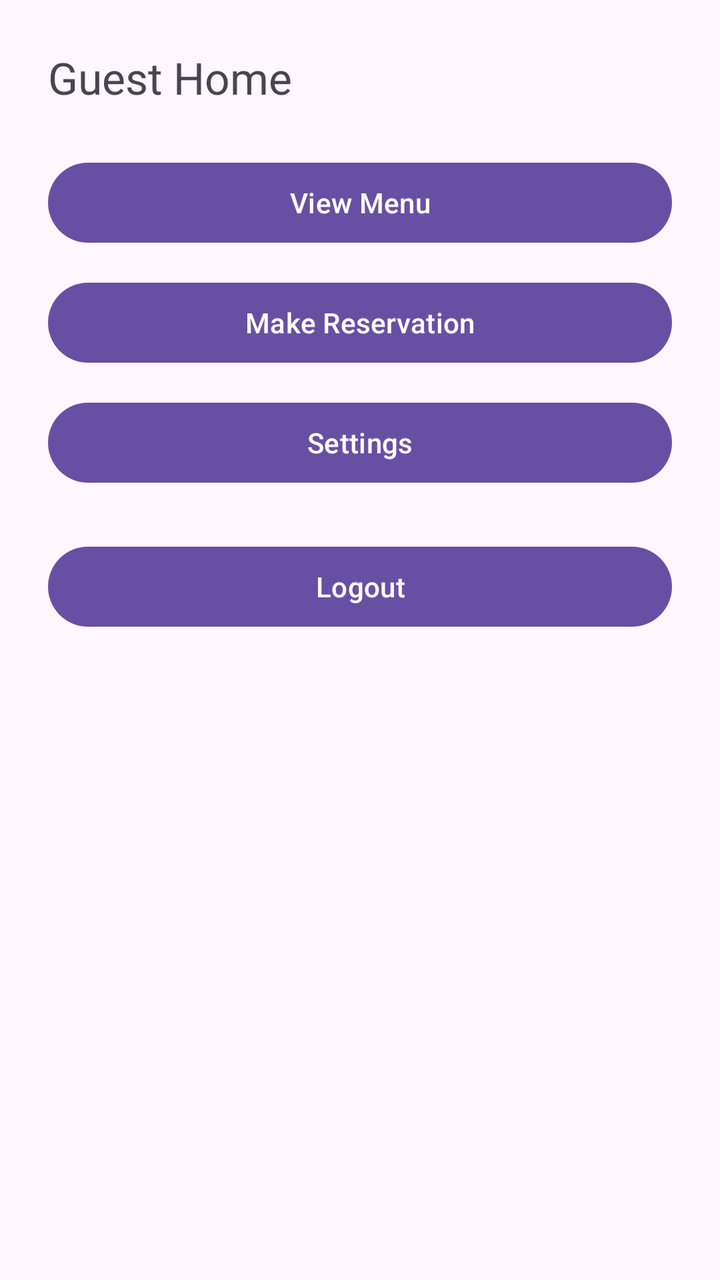
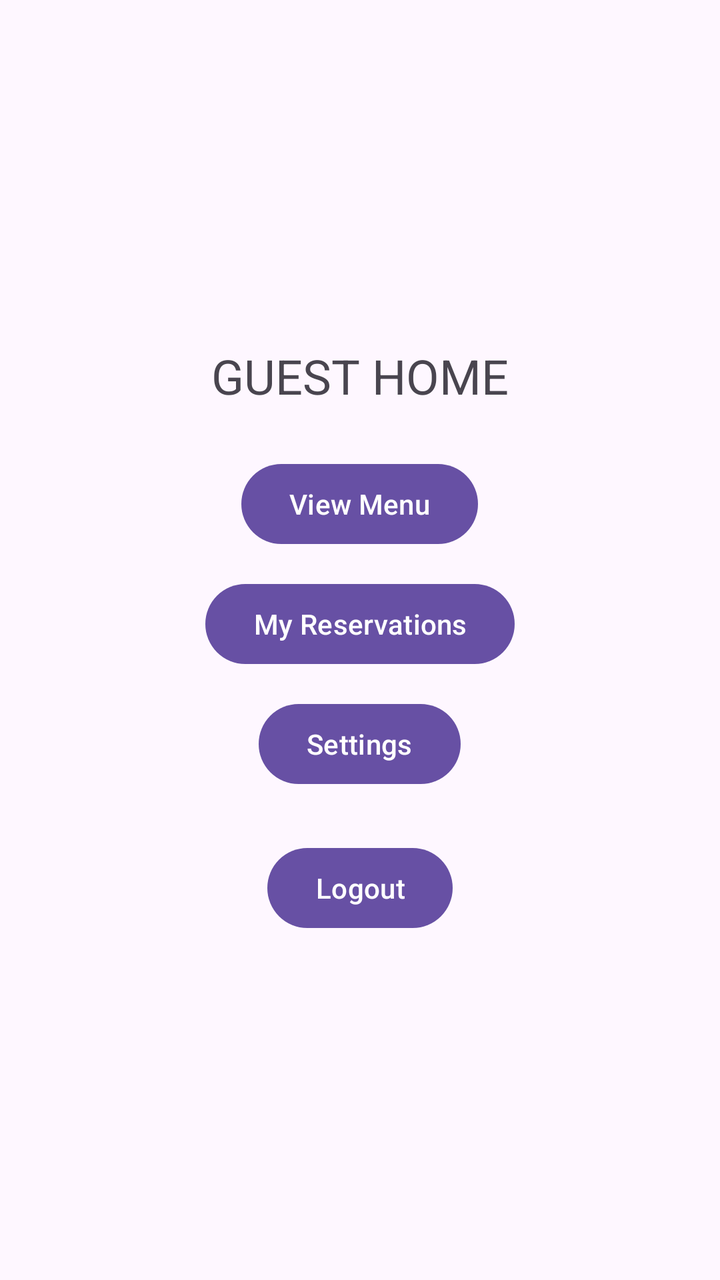

Screens rendered from an Android XML layout before and after an edit, with the pre-edit source and the edit as a unified diff.
<!-- AndroidManifest.xml: application theme Theme.COMP2000RestaurantApp -->
<!-- res/layout/activity_guest_home.xml -->
<?xml version="1.0" encoding="utf-8"?>
<LinearLayout xmlns:android="http://schemas.android.com/apk/res/android"
    android:orientation="vertical"
    android:padding="24dp"
    android:layout_width="match_parent"
    android:layout_height="match_parent">

    <TextView
        android:text="Guest Home"
        android:textSize="22sp"
        android:layout_marginBottom="24dp"
        android:layout_width="wrap_content"
        android:layout_height="wrap_content"/>

    <Button android:id="@+id/btnMenu" android:text="View Menu"
        android:layout_width="match_parent" android:layout_height="wrap_content"/>

    <Button android:id="@+id/btnReservation" android:text="Make Reservation"
        android:layout_width="match_parent" android:layout_height="wrap_content"
        android:layout_marginTop="12dp"/>

    <Button android:id="@+id/btnSettings" android:text="Settings"
        android:layout_width="match_parent" android:layout_height="wrap_content"
        android:layout_marginTop="12dp"/>

    <Button android:id="@+id/btnLogout" android:text="Logout"
        android:layout_width="match_parent" android:layout_height="wrap_content"
        android:layout_marginTop="24dp"/>
</LinearLayout>
<!-- resources referenced by this layout -->
<resources>
  <style name="Theme.COMP2000RestaurantApp" parent="Base.Theme.COMP2000RestaurantApp" />
  <style name="Base.Theme.COMP2000RestaurantApp" parent="Theme.Material3.DayNight.NoActionBar">
          
          
      </style>
</resources>

<!-- the commit's change to res/layout/activity_guest_home.xml (unified diff, before → after) -->
@@ -1,29 +1,42 @@
 <?xml version="1.0" encoding="utf-8"?>
 <LinearLayout xmlns:android="http://schemas.android.com/apk/res/android"
     android:orientation="vertical"
-    android:padding="24dp"
+    android:gravity="center"
     android:layout_width="match_parent"
-    android:layout_height="match_parent">
+    android:layout_height="match_parent"
+    android:padding="24dp">
 
     <TextView
-        android:text="Guest Home"
-        android:textSize="22sp"
+        android:text="GUEST HOME"
+        android:textSize="24sp"
         android:layout_marginBottom="24dp"
         android:layout_width="wrap_content"
         android:layout_height="wrap_content"/>
 
-    <Button android:id="@+id/btnMenu" android:text="View Menu"
-        android:layout_width="match_parent" android:layout_height="wrap_content"/>
+    <Button
+        android:id="@+id/btnMenu"
+        android:text="View Menu"
+        android:layout_width="wrap_content"
+        android:layout_height="wrap_content"/>
 
-    <Button android:id="@+id/btnReservation" android:text="Make Reservation"
-        android:layout_width="match_parent" android:layout_height="wrap_content"
-        android:layout_marginTop="12dp"/>
+    <Button
+        android:id="@+id/btnReservations"
+        android:text="My Reservations"
+        android:layout_marginTop="12dp"
+        android:layout_width="wrap_content"
+        android:layout_height="wrap_content"/>
 
-    <Button android:id="@+id/btnSettings" android:text="Settings"
-        android:layout_width="match_parent" android:layout_height="wrap_content"
-        android:layout_marginTop="12dp"/>
+    <Button
+        android:id="@+id/btnSettings"
+        android:text="Settings"
+        android:layout_marginTop="12dp"
+        android:layout_width="wrap_content"
+        android:layout_height="wrap_content"/>
 
-    <Button android:id="@+id/btnLogout" android:text="Logout"
-        android:layout_width="match_parent" android:layout_height="wrap_content"
-        android:layout_marginTop="24dp"/>
+    <Button
+        android:id="@+id/btnLogout"
+        android:text="Logout"
+        android:layout_marginTop="24dp"
+        android:layout_width="wrap_content"
+        android:layout_height="wrap_content"/>
 </LinearLayout>
